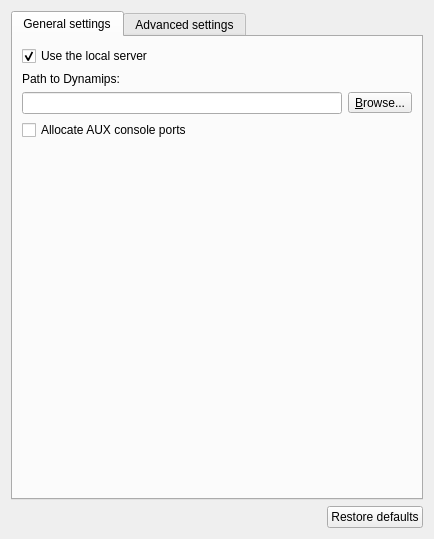
Old version of the form gns3/modules/dynamips/ui/dynamips_preferences_page.ui in the repository GNS3/gns3-gui.
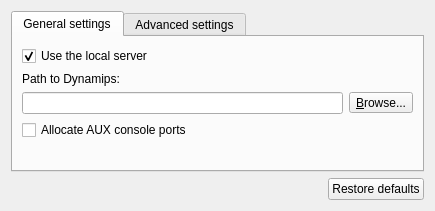
New version of the form.

The edit to the form file:
```diff
--- a/gns3/modules/dynamips/ui/dynamips_preferences_page.ui
+++ b/gns3/modules/dynamips/ui/dynamips_preferences_page.ui
@@ -6,8 +6,8 @@
    <rect>
     <x>0</x>
     <y>0</y>
-    <width>430</width>
-    <height>539</height>
+    <width>435</width>
+    <height>200</height>
    </rect>
   </property>
   <property name="windowTitle">
```
Left out of the diff: 2 changed lines with no effect on the pictures.
